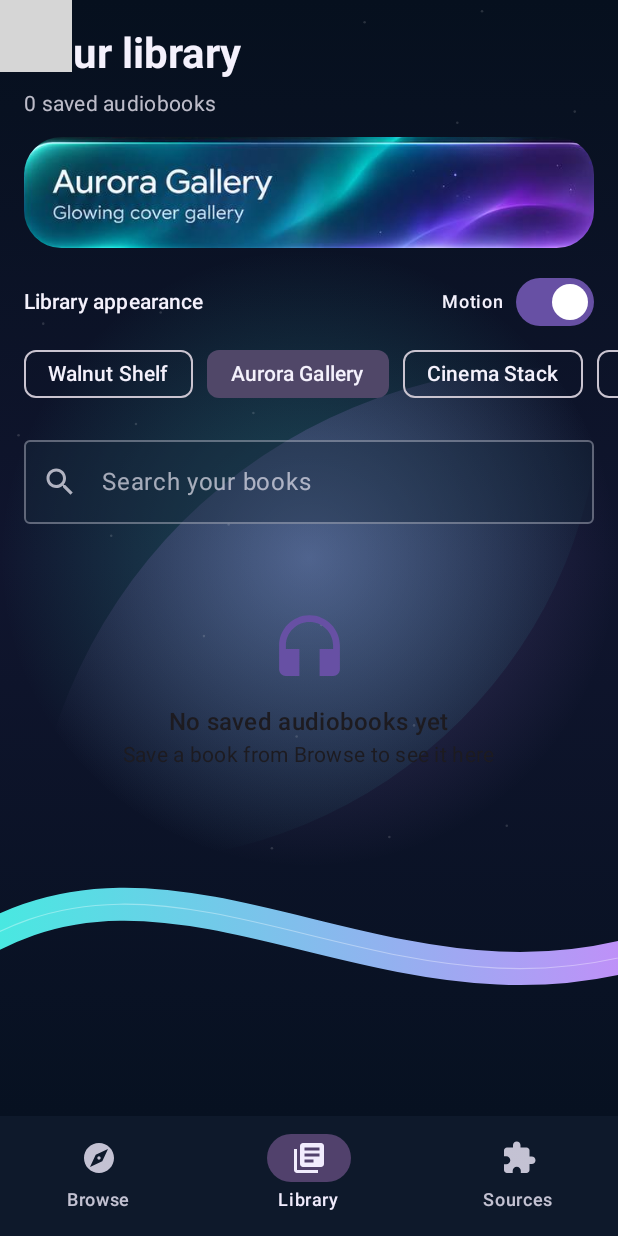
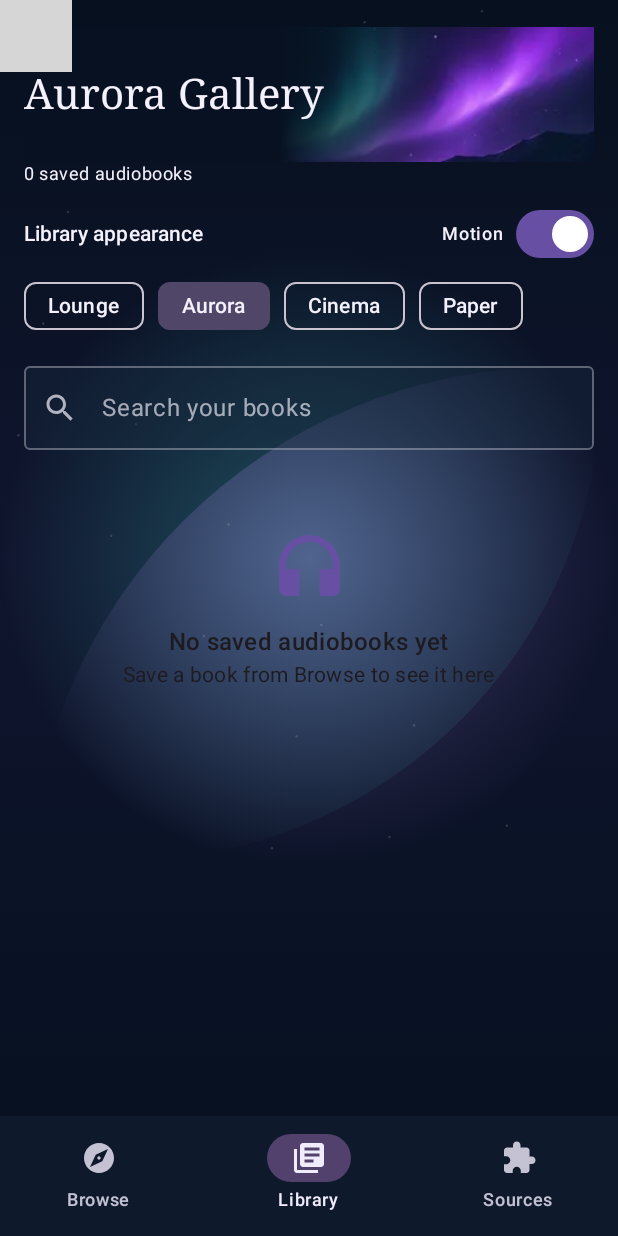
Before and after one commit to modealpha88-ctrl/audioshelf, an Android app built with Jetpack Compose: the screen it shows after launch (MainActivity), item 2 of the bottom bar chosen, on a phone screen of 412 x 824 dp. Run offline under Robolectric (Android 15) with nearby library versions, the phone set to English and light mode, and no system bars; libraries missing offline, so code that uses them is left out: org.vosk; network calls fail; pictures from the network do not load; 2 statements that could not run were skipped; grey boxes are pictures that could not be loaded.

Commit message:
Release 0.5.20 with Listening Lounge and collector sleeves across redesigned libraries

```diff
--- a/app/build.gradle.kts
+++ b/app/build.gradle.kts
@@ -13,8 +13,8 @@ android {
         applicationId = "com.mohamed.audioshelf"
         minSdk = 26
         targetSdk = 35
-        versionCode = 26
-        versionName = "0.5.19"
+        versionCode = 27
+        versionName = "0.5.20"
     }
 
     buildFeatures { compose = true }
--- a/app/src/main/java/com/mohamed/audioshelf/LibraryExperience.kt
+++ b/app/src/main/java/com/mohamed/audioshelf/LibraryExperience.kt
@@ -67,7 +67,7 @@ import com.mohamed.audioshelf.model.AudioBook
 import com.mohamed.audioshelf.model.ListeningProgress
 
 internal enum class LibraryVisualStyle(val title: String, val tagline: String) {
-    Walnut("Walnut Shelf", "Warm wood & amber"),
+    Walnut("Listening Lounge", "Walnut & vinyl"),
     Aurora("Aurora Gallery", "Glowing cover gallery"),
     Cinema("Cinema Stack", "Cinematic listening cards"),
     Paper("Paper Library", "Editorial & calm"),
@@ -138,23 +138,35 @@ fun AnimatedLibraryScreen(
         modifier = Modifier.fillMaxSize(),
         contentPadding = PaddingValues(bottom = 28.dp),
         verticalArrangement = Arrangement.spacedBy(
-            if (style == LibraryVisualStyle.Walnut) 0.dp else 12.dp
+            if (style == LibraryVisualStyle.Walnut || style == LibraryVisualStyle.Paper) 0.dp else 8.dp
         ),
     ) {
         item {
             Column(Modifier.padding(start = 16.dp, end = 16.dp, top = 18.dp)) {
-                Text("Your library", style = MaterialTheme.typography.headlineMedium,
-                    color = conceptInk(style),
-                    fontFamily = if (style == LibraryVisualStyle.Paper)
-                        androidx.compose.ui.text.font.FontFamily.Serif
-                        else androidx.compose.ui.text.font.FontFamily.Default,
-                    fontWeight = FontWeight.Bold)
-                Spacer(Modifier.height(5.dp))
+                if (style == LibraryVisualStyle.Cinema) {
+                    ConceptHero(style, motion, Modifier.fillMaxWidth().height(74.dp))
+                } else {
+                    val art = when (style) {
+                        LibraryVisualStyle.Walnut -> R.drawable.lounge_turntable
+                        LibraryVisualStyle.Aurora -> R.drawable.aurora_sky
+                        else -> R.drawable.paper_lamp
+                    }
+                    Box(Modifier.fillMaxWidth().heightIn(min = 90.dp)) {
+                        androidx.compose.foundation.Image(androidx.compose.ui.res.painterResource(art), null,
+                            Modifier.align(Alignment.CenterEnd).fillMaxWidth(.56f).height(90.dp),
+                            contentScale = ContentScale.Crop)
+                        Box(Modifier.matchParentSize().background(Brush.horizontalGradient(
+                            0f to conceptSurface(style), .45f to conceptSurface(style),
+                            .78f to Color.Transparent)))
+                        Text(style.title, Modifier.align(Alignment.CenterStart),
+                            style = MaterialTheme.typography.headlineMedium,
+                            fontFamily = androidx.compose.ui.text.font.FontFamily.Serif,
+                            color = conceptInk(style))
+                    }
+                }
                 Row(Modifier.fillMaxWidth(), verticalAlignment = Alignment.CenterVertically) {
-                    Text("${books.size} saved audiobooks",
-                        modifier = Modifier.weight(1f),
-                        style = MaterialTheme.typography.bodyMedium,
-                        color = conceptInk(style).copy(alpha = .77f))
+                    Text("${books.size} saved audiobooks", Modifier.weight(1f),
+                        style = MaterialTheme.typography.bodySmall, color = conceptInk(style))
                     if (books.any { it.coverUrl.isBlank() }) {
                         androidx.compose.material3.TextButton(
                             onClick = onRefreshCovers,
@@ -171,15 +183,6 @@ fun AnimatedLibraryScreen(
                         }
                     }
                 }
-            }
-        }
-        // The Walnut layout is the actual bookcase; omit its former decorative banner.
-        if (style != LibraryVisualStyle.Walnut) {
-            item {
-                ConceptHero(
-                    style, motion,
-                    Modifier.fillMaxWidth().padding(horizontal = 16.dp).height(74.dp)
-                )
             }
         }
         item {
@@ -207,7 +210,7 @@ fun AnimatedLibraryScreen(
                     androidx.compose.material3.FilterChip(
                         selected = style == option,
                         onClick = { onStyle(option); onStyleSelected(option.name) },
-                        label = { Text(option.title, maxLines = 1) },
+                        label = { Text(if (option == LibraryVisualStyle.Walnut) "Lounge" else option.name, maxLines = 1) },
                         colors = androidx.compose.material3.FilterChipDefaults.filterChipColors(
                             containerColor = if (style == LibraryVisualStyle.Paper)
                                 androidx.compose.ui.graphics.Color(0xFFF7EAD8)
@@ -503,7 +506,8 @@ fun LibraryBookDetailCard(book: AudioBook, progress: ListeningProgress) {
             .heightIn(min = 190.dp)
     ) {
         Row(Modifier.padding(16.dp), verticalAlignment = Alignment.CenterVertically) {
-            LibraryCover(book, Modifier.width(116.dp).aspectRatio(.72f))
+            if (style == LibraryVisualStyle.Cinema) LibraryCover(book, Modifier.width(116.dp).aspectRatio(.72f))
+            else CollectorSleeve(book, Modifier.width(116.dp).height(145.dp), detail = true, motion = motion)
             Spacer(Modifier.width(17.dp))
             Column(Modifier.weight(1f), verticalArrangement = Arrangement.spacedBy(7.dp)) {
                 Text("AUDIOBOOK", color = foreground(style).copy(alpha = .75f),
--- a/app/src/main/java/com/mohamed/audioshelf/MainActivity.kt
+++ b/app/src/main/java/com/mohamed/audioshelf/MainActivity.kt
@@ -144,16 +144,17 @@ private fun AudioShelfApp(
     var showPlayerFor by remember { mutableStateOf<String?>(null) }
     val paperLibrary = tab == HomeTab.Library && state.selectedBook == null &&
         libraryStyle == "Paper"
+    val loungeLibrary = tab == HomeTab.Library && state.selectedBook == null && libraryStyle == "Walnut"
     val conceptLibrary = tab == HomeTab.Library && state.selectedBook == null &&
         (libraryStyle == "Aurora" || libraryStyle == "Cinema")
     val navInk = if (paperLibrary) Color(0xFF4B3225) else
-        if (conceptLibrary) Color(0xFFF1ECFD) else MaterialTheme.colorScheme.onSurfaceVariant
+        if (loungeLibrary) Color(0xFFF3E2CC) else if (conceptLibrary) Color(0xFFF1ECFD) else MaterialTheme.colorScheme.onSurfaceVariant
     val navColors = NavigationBarItemDefaults.colors(
         selectedIconColor = navInk, selectedTextColor = navInk,
         unselectedIconColor = navInk.copy(alpha = .8f),
         unselectedTextColor = navInk.copy(alpha = .8f),
         indicatorColor = if (paperLibrary) Color(0xFFE0CAD2) else
-            if (conceptLibrary) Color(0xFF51416C)
+            if (loungeLibrary) Color(0xFF67472D) else if (conceptLibrary) Color(0xFF51416C)
             else MaterialTheme.colorScheme.secondaryContainer,
     )
     LaunchedEffect(autoResumeKey, state.selectedBook?.id,
@@ -174,6 +175,7 @@ private fun AudioShelfApp(
                 NavigationBar(
                     containerColor = when {
                         paperLibrary -> Color(0xFFF5E7D4)
+                        loungeLibrary -> Color(0xFF201815)
                         conceptLibrary -> Color(0xFF0E192B)
                         else -> MaterialTheme.colorScheme.surfaceContainer
                     },
```
Also changed, not shown: app/src/main/java/com/mohamed/audioshelf/CollectorSleeve.kt (added, +120 -0 lines), app/src/main/java/com/mohamed/audioshelf/LibraryConceptVisuals.kt (+20 -49 lines), app/src/main/java/com/mohamed/audioshelf/WoodenBookshelf.kt (+19 -71 lines), app/src/main/res/drawable-nodpi/aurora_sky.webp (added), app/src/main/res/drawable-nodpi/lounge_felt.webp (added), app/src/main/res/drawable-nodpi/lounge_turntable.webp (added), app/src/main/res/drawable-nodpi/lounge_walnut.webp (added), app/src/main/res/drawable-nodpi/paper_lamp.webp (added), 2 other files.
